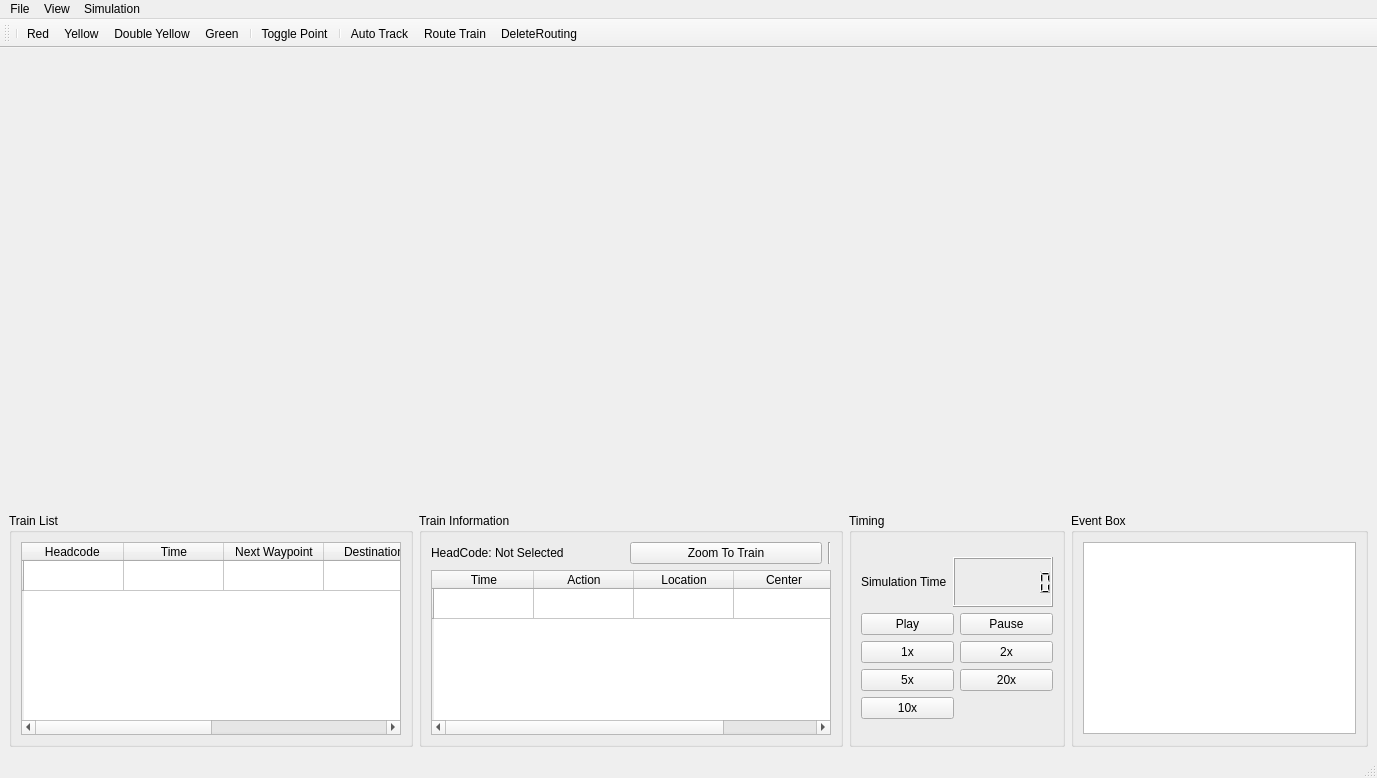
Above: SignallingSimulator/mainGUI.ui from Apeami/SignallingSimulator before the change. Below: the same form after it.
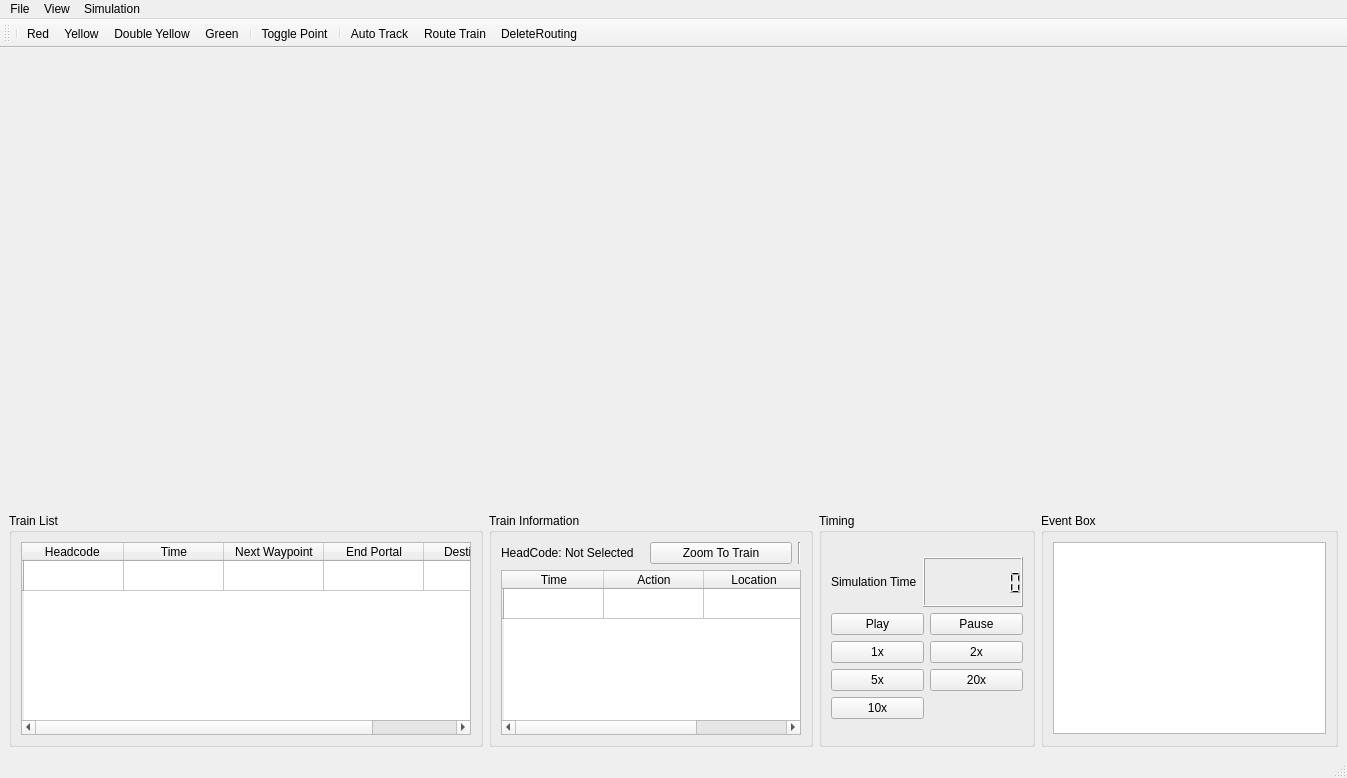
That is the form after the change. Custom widgets are drawn as their Qt base class.

The edit to the form file:
```diff
--- a/SignallingSimulator/mainGUI.ui
+++ b/SignallingSimulator/mainGUI.ui
@@ -6,7 +6,7 @@
    <rect>
     <x>0</x>
     <y>0</y>
-    <width>1377</width>
+    <width>1347</width>
     <height>778</height>
    </rect>
   </property>
@@ -33,7 +33,7 @@
            </property>
            <property name="minimumSize">
             <size>
-             <width>380</width>
+             <width>450</width>
              <height>0</height>
             </size>
            </property>
@@ -57,11 +57,6 @@
              <string notr="true">Next Waypoint</string>
             </property>
            </column>
-           <column>
-            <property name="text">
-             <string notr="true">Destination</string>
-            </property>
-           </column>
            <column>
             <property name="text">
              <string>End Portal</string>
@@ -69,7 +64,7 @@
            </column>
            <column>
             <property name="text">
-             <string>Center</string>
+             <string notr="true">Destination</string>
             </property>
            </column>
            <item row="0" column="2">
@@ -98,7 +93,7 @@
            </property>
            <property name="minimumSize">
             <size>
-             <width>400</width>
+             <width>300</width>
              <height>0</height>
             </size>
            </property>
@@ -122,11 +117,6 @@
              <string>Location</string>
             </property>
            </column>
-           <column>
-            <property name="text">
-             <string>Center</string>
-            </property>
-           </column>
           </widget>
          </item>
          <item row="0" column="0">
@@ -315,7 +305,7 @@
     <rect>
      <x>0</x>
      <y>0</y>
-     <width>1377</width>
+     <width>1347</width>
      <height>22</height>
     </rect>
    </property>
```
Left out of the diff: 37 changed lines with no effect on the pictures.
